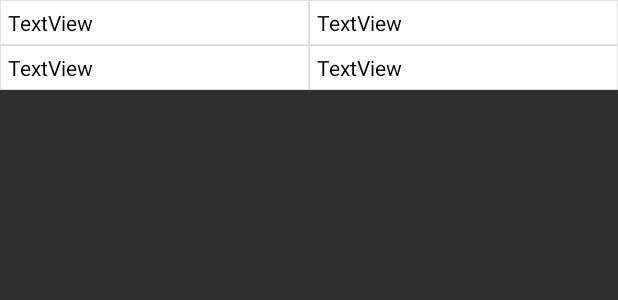
After one commit to HaKute1999/test, an Android app: the layout item_table.xml on its own in the app's theme, with its tools: preview values and no code run, on a phone screen of 412 x 824 dp. The commit adds this screen. Shown: the top 300 px of the screen. Run offline under Robolectric (Android 15) with nearby library versions, the phone set to English and light mode, and no system bars.

Commit message:
tạo table

```diff
--- a/app/src/main/AndroidManifest.xml
+++ b/app/src/main/AndroidManifest.xml
@@ -7,6 +7,7 @@
     <uses-feature android:name="android.hardware.camera"
         android:required="true" />
     <application
+        android:requestLegacyExternalStorage="true"
         android:allowBackup="true"
         android:hardwareAccelerated="true"
         android:icon="@mipmap/ic_launcher"
--- a/app/src/main/java/com/example/inote/adapter/ImageNoteAdapter.java
+++ b/app/src/main/java/com/example/inote/adapter/ImageNoteAdapter.java
@@ -51,7 +51,6 @@ public class ImageNoteAdapter extends RecyclerView.Adapter<ImageNoteAdapter.View
 
     @Override
     public void onBindViewHolder(ImageNoteAdapter.ViewHolder holder, int position) {
-//        if (data.get(position).contains("storage/emulated/0/Android/data/com.example.inote")){
             File file = new File(data.get(position));
             Uri uri = Uri.fromFile(file);
             Glide.with(context)
--- a/app/src/main/java/com/example/inote/adapter/NoteAdapter.java
+++ b/app/src/main/java/com/example/inote/adapter/NoteAdapter.java
@@ -265,7 +265,7 @@ public class NoteAdapter extends RecyclerView.Adapter<NoteAdapter.ViewHolder> {
                     if (edtPasscode.getText().toString().length() < 6 && edtRePasscode.getText().toString().length() < 6) {
                         Toast.makeText(mContext, mContext.getResources().getString(R.string.must_6), Toast.LENGTH_LONG).show();
 
-                    } else if (edtPasscode.getText().toString() == edtRePasscode.getText().toString()) {
+                    } else if (!edtPasscode.getText().toString().contains( edtRePasscode.getText().toString())) {
                         Toast.makeText(mContext, mContext.getResources().getString(R.string.no_match), Toast.LENGTH_LONG).show();
                     } else if (edtQuestion.getText().toString().length() == 0) {
                         Toast.makeText(mContext, mContext.getResources().getString(R.string.must_empty), Toast.LENGTH_LONG).show();
--- a/app/src/main/java/com/example/inote/ui/MainActivity.java
+++ b/app/src/main/java/com/example/inote/ui/MainActivity.java
@@ -102,7 +102,6 @@ public class MainActivity extends BaseActivity implements View.OnClickListener,
     protected void onResume() {
         AppDatabase.doesDatabaseExist(this,DB_NAME);
         setupListFolder();
-//        permission(MainActivity.this);
         super.onResume();
     }
     @Override
--- /dev/null
+++ b/app/src/main/res/drawable/cell_shape.xml
@@ -0,0 +1,7 @@
+<shape
+    xmlns:android="http://schemas.android.com/apk/res/android"
+    android:shape= "rectangle"  >
+    <solid android:color="#fff"/>
+    <stroke android:width="0.5dp"
+        android:color="@color/material_grey_300"/>
+</shape>
--- a/app/src/main/res/layout/activity_add_note.xml
+++ b/app/src/main/res/layout/activity_add_note.xml
@@ -100,6 +100,7 @@
                 android:layout_marginRight="@dimen/_4sdp"
                 android:clipToPadding="false"
                 android:overScrollMode="never" />
+
 
             <EditText
                 android:id="@+id/text_note_view2"
--- /dev/null
+++ b/app/src/main/res/layout/item_table.xml
@@ -0,0 +1,56 @@
+<?xml version="1.0" encoding="utf-8"?>
+<RelativeLayout xmlns:android="http://schemas.android.com/apk/res/android"
+    android:layout_width="match_parent"
+    android:layout_height="match_parent">
+    <TableLayout
+        android:stretchColumns="*"
+        android:layout_width="match_parent"
+        android:layout_height="match_parent">
+        <TableRow
+            android:id="@+id/tableRow1"
+            android:layout_width="match_parent"
+            android:layout_height="wrap_content">
+            <TextView
+                android:id="@+id/id_cad_details_dialog_key"
+                android:layout_width="match_parent"
+                android:layout_height="wrap_content"
+                android:background="@drawable/cell_shape"
+                android:padding="5dp"
+                android:textColor="#000"
+                android:text="TextView">
+            </TextView>
+            <TextView
+                android:id="@+id/id_cad_details_dialog_value"
+                android:layout_width="match_parent"
+                android:layout_height="wrap_content"
+                android:background="@drawable/cell_shape"
+                android:padding="5dp"
+                android:textColor="#000"
+                android:text="TextView">
+            </TextView>
+        </TableRow>
+        <TableRow
+            android:id="@+id/tableRow2"
+            android:layout_width="match_parent"
+            android:layout_height="wrap_content">
+            <TextView
+                android:id="@+id/id_cad_details_dialog_key1"
+                android:layout_width="wrap_content"
+                android:layout_height="wrap_content"
+                android:background="@drawable/cell_shape"
+                android:padding="5dp"
+                android:textColor="#000"
+                android:text="TextView">
+            </TextView>
+            <TextView
+                android:id="@+id/id_cad_details_dialog_value1"
+                android:layout_width="wrap_content"
+                android:layout_height="wrap_content"
+                android:background="@drawable/cell_shape"
+                android:padding="5dp"
+                android:textColor="#000"
+                android:text="TextView">
+            </TextView>
+        </TableRow>
+    </TableLayout>
+</RelativeLayout>
```
